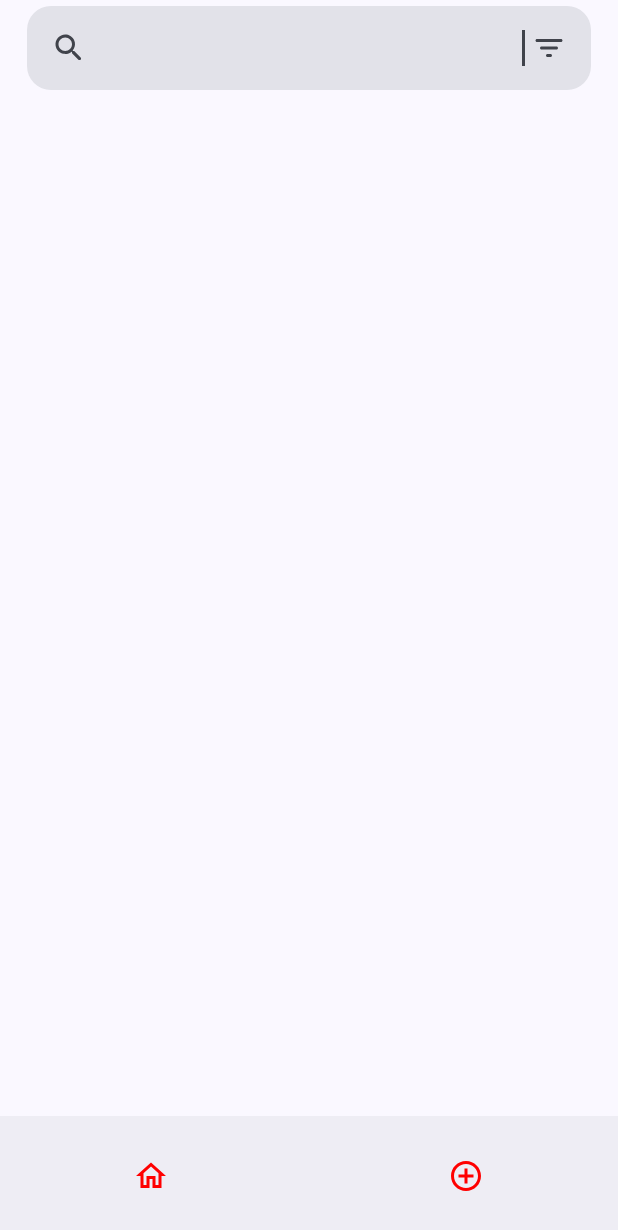
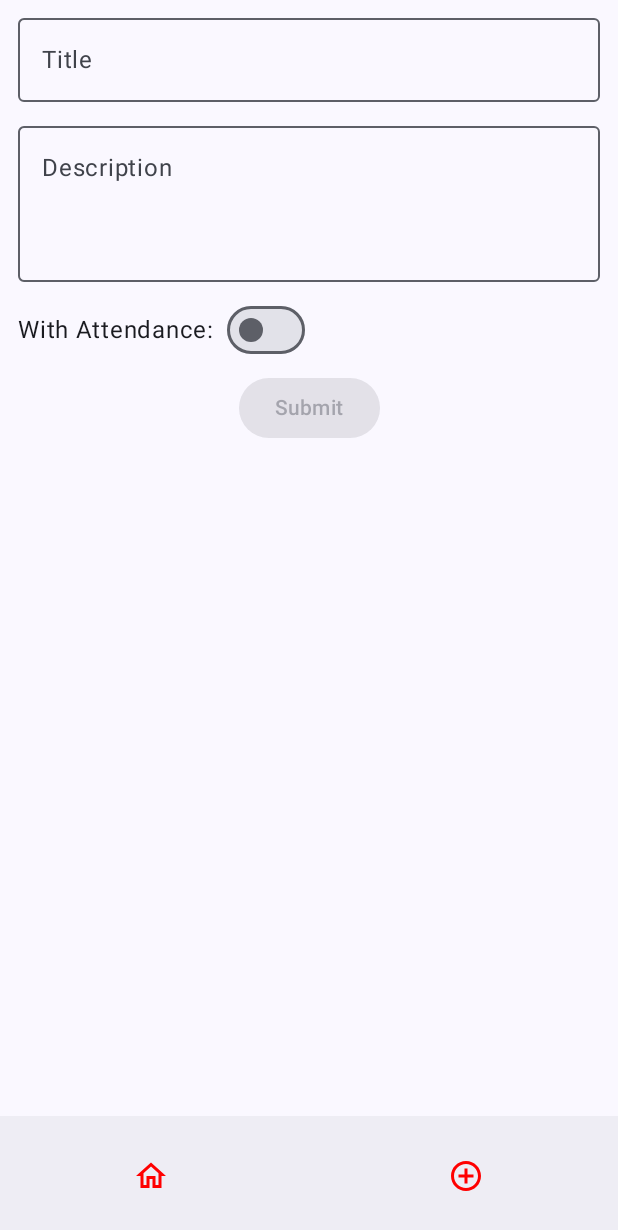
Before and after one commit to evops-sum25/evops-android, an Android app built with Jetpack Compose: the screen it shows after launch (MainActivity), item 2 of the bottom bar chosen, on a phone screen of 412 x 824 dp. Shown: the top 1230 px of the screen. Run offline under Robolectric (Android 15) with nearby library versions, the phone set to English and light mode, and no system bars; our stand-ins replace Dagger/Hilt's generated code, accompanist.

Commit message:
feat: add create event screen components and integrate navigation

```diff
--- a/app/src/main/java/com/example/evops/core/navigation/EvOpsNavGraph.kt
+++ b/app/src/main/java/com/example/evops/core/navigation/EvOpsNavGraph.kt
@@ -6,6 +6,7 @@ import androidx.navigation.NavHostController
 import androidx.navigation.compose.NavHost
 import androidx.navigation.compose.composable
 import androidx.navigation.navigation
+import com.example.evops.screens.createevent.presentation.CreateEventScreen
 import com.example.evops.screens.evendetails.presentation.EventDetailsScreen
 import com.example.evops.screens.eventlist.presentation.EventListScreen
 
@@ -29,5 +30,12 @@ fun EvOpsNavGraph(
                 EventDetailsScreen(navController = navController)
             }
         }
+        navigation<SubGraph.CreateEvent>(
+            startDestination = Destination.CreateEvent
+        ) {
+            composable<Destination.CreateEvent> {
+                CreateEventScreen()
+            }
+        }
     }
 }
--- a/app/src/main/java/com/example/evops/core/navigation/NavUtils.kt
+++ b/app/src/main/java/com/example/evops/core/navigation/NavUtils.kt
@@ -9,6 +9,9 @@ sealed class Destination {
 
     @Serializable
     data class EventDetails(val eventId: String) : Destination()
+
+    @Serializable
+    data object CreateEvent : Destination()
 }
 
 sealed class SubGraph {
--- a/app/src/main/java/com/example/evops/screens/createevent/presentation/CreateEventScreen.kt
+++ b/app/src/main/java/com/example/evops/screens/createevent/presentation/CreateEventScreen.kt
@@ -3,17 +3,18 @@ package com.example.evops.screens.createevent.presentation
 import androidx.compose.foundation.layout.Arrangement
 import androidx.compose.foundation.layout.Column
 import androidx.compose.foundation.layout.fillMaxSize
-import androidx.compose.material3.Button
-import androidx.compose.material3.Switch
-import androidx.compose.material3.Text
-import androidx.compose.material3.TextField
+import androidx.compose.foundation.layout.padding
 import androidx.compose.runtime.Composable
 import androidx.compose.runtime.collectAsState
 import androidx.compose.runtime.getValue
 import androidx.compose.ui.Alignment
 import androidx.compose.ui.Modifier
-import androidx.compose.ui.text.input.TextFieldValue
+import androidx.compose.ui.unit.dp
 import androidx.hilt.navigation.compose.hiltViewModel
+import com.example.evops.screens.createevent.presentation.components.DescriptionTextField
+import com.example.evops.screens.createevent.presentation.components.SubmitButton
+import com.example.evops.screens.createevent.presentation.components.TitleTextField
+import com.example.evops.screens.createevent.presentation.components.WithAttendanceSwitch
 
 @Composable
 fun CreateEventScreen(
@@ -21,24 +22,31 @@ fun CreateEventScreen(
     viewModel: CreateEventViewModel = hiltViewModel()
 ) {
     val formState by viewModel.formState.collectAsState()
+    val isSubmitButtonActive =
+        formState.title.isNotBlank() && formState.description.isNotBlank()
 
     Column(
         verticalArrangement = Arrangement.Top,
         horizontalAlignment = Alignment.CenterHorizontally,
-        modifier = modifier.fillMaxSize()
+        modifier = modifier
+            .padding(horizontal = 12.dp)
+            .fillMaxSize()
     ) {
-        TextField(
-            value = TextFieldValue(formState.title),
-            onValueChange = { viewModel.onEvent(CreateEventEvent.UpdateTitle(it.text)) }
+        TitleTextField(
+            title = formState.title,
+            onEvent = viewModel::onEvent,
+            modifier = Modifier.padding(vertical = 4.dp)
         )
-        TextField(
-            value = TextFieldValue(formState.description),
-            onValueChange = { viewModel.onEvent(CreateEventEvent.UpdateDescription(it.text)) }
+        DescriptionTextField(
+            description = formState.description,
+            onEvent = viewModel::onEvent,
+            modifier = Modifier.padding(vertical = 4.dp)
         )
-        Switch(
-            checked = formState.withAttendance,
-            onCheckedChange = { viewModel.onEvent(CreateEventEvent.UpdateWithAttendance(it)) }
+        WithAttendanceSwitch(
+            withAttendance = formState.withAttendance,
+            onEvent = viewModel::onEvent,
+            modifier = Modifier.padding(vertical = 4.dp)
         )
-        Button(onClick = { viewModel.onEvent(CreateEventEvent.SubmitEvent) }) { Text("Submit") }
+        SubmitButton(isActive = isSubmitButtonActive, onEvent = viewModel::onEvent)
     }
 }
--- /dev/null
+++ b/app/src/main/java/com/example/evops/screens/createevent/presentation/components/DescriptionTextField.kt
@@ -0,0 +1,43 @@
+package com.example.evops.screens.createevent.presentation.components
+
+import androidx.compose.foundation.layout.fillMaxWidth
+import androidx.compose.foundation.text.KeyboardOptions
+import androidx.compose.material3.OutlinedTextField
+import androidx.compose.material3.Text
+import androidx.compose.runtime.Composable
+import androidx.compose.runtime.getValue
+import androidx.compose.runtime.mutableStateOf
+import androidx.compose.runtime.remember
+import androidx.compose.runtime.setValue
+import androidx.compose.ui.Modifier
+import androidx.compose.ui.res.stringResource
+import androidx.compose.ui.text.input.ImeAction
+import androidx.compose.ui.text.input.TextFieldValue
+import com.example.evops.R
+import com.example.evops.screens.createevent.presentation.CreateEventEvent
+
+@Composable
+fun DescriptionTextField(
+    description: String,
+    onEvent: (CreateEventEvent) -> Unit,
+    modifier: Modifier = Modifier
+) {
+    var textFieldValue by remember { mutableStateOf(TextFieldValue(description)) }
+
+    OutlinedTextField(
+        value = textFieldValue,
+        onValueChange = {
+            textFieldValue = it
+            onEvent(CreateEventEvent.UpdateDescription(it.text))
+        },
+        label = { DescriptionLabel() },
+        minLines = 3,
+        keyboardOptions = KeyboardOptions(imeAction = ImeAction.Done),
+        modifier = modifier.fillMaxWidth()
+    )
+}
+
+@Composable
+private fun DescriptionLabel(modifier: Modifier = Modifier) {
+    Text(text = stringResource(R.string.description), modifier = modifier)
+}
--- /dev/null
+++ b/app/src/main/java/com/example/evops/screens/createevent/presentation/components/SubmitButton.kt
@@ -0,0 +1,24 @@
+package com.example.evops.screens.createevent.presentation.components
+
+import androidx.compose.material3.Button
+import androidx.compose.material3.Text
+import androidx.compose.runtime.Composable
+import androidx.compose.ui.Modifier
+import androidx.compose.ui.res.stringResource
+import com.example.evops.R
+import com.example.evops.screens.createevent.presentation.CreateEventEvent
+
+@Composable
+fun SubmitButton(
+    isActive: Boolean,
+    onEvent: (CreateEventEvent) -> Unit,
+    modifier: Modifier = Modifier
+) {
+    Button(
+        onClick = { onEvent(CreateEventEvent.SubmitEvent) },
+        enabled = isActive,
+        modifier = modifier
+    ) {
+        Text(text = stringResource(R.string.submit))
+    }
+}
--- /dev/null
+++ b/app/src/main/java/com/example/evops/screens/createevent/presentation/components/TitleTextField.kt
@@ -0,0 +1,44 @@
+package com.example.evops.screens.createevent.presentation.components
+
+import androidx.compose.foundation.layout.fillMaxWidth
+import androidx.compose.foundation.text.KeyboardActions
+import androidx.compose.foundation.text.KeyboardOptions
+import androidx.compose.material3.OutlinedTextField
+import androidx.compose.material3.Text
+import androidx.compose.runtime.Composable
+import androidx.compose.runtime.getValue
+import androidx.compose.runtime.mutableStateOf
+import androidx.compose.runtime.remember
+import androidx.compose.runtime.setValue
+import androidx.compose.ui.Modifier
+import androidx.compose.ui.res.stringResource
+import androidx.compose.ui.text.input.ImeAction
+import androidx.compose.ui.text.input.TextFieldValue
+import com.example.evops.R
+import com.example.evops.screens.createevent.presentation.CreateEventEvent
+
+@Composable
+fun TitleTextField(
+    title: String,
+    onEvent: (CreateEventEvent) -> Unit,
+    modifier: Modifier = Modifier
+) {
+    var textFieldValue by remember { mutableStateOf(TextFieldValue(title)) }
+
+    OutlinedTextField(
+        value = textFieldValue,
+        onValueChange = {
+            textFieldValue = it
+            onEvent(CreateEventEvent.UpdateTitle(it.text))
+        },
+        label = { TitleLabel() },
+        singleLine = true,
+        keyboardOptions = KeyboardOptions(imeAction = ImeAction.Next),
+        modifier = modifier.fillMaxWidth()
+    )
+}
+
+@Composable
+private fun TitleLabel(modifier: Modifier = Modifier) {
+    Text(text = stringResource(R.string.title), modifier = modifier)
+}
--- /dev/null
+++ b/app/src/main/java/com/example/evops/screens/createevent/presentation/components/WithAttendanceSwitch.kt
@@ -0,0 +1,36 @@
+package com.example.evops.screens.createevent.presentation.components
+
+import androidx.compose.foundation.layout.Arrangement
+import androidx.compose.foundation.layout.Row
+import androidx.compose.foundation.layout.Spacer
+import androidx.compose.foundation.layout.fillMaxWidth
+import androidx.compose.foundation.layout.size
+import androidx.compose.material3.Switch
+import androidx.compose.material3.Text
+import androidx.compose.runtime.Composable
+import androidx.compose.ui.Alignment
+import androidx.compose.ui.Modifier
+import androidx.compose.ui.unit.dp
+import com.example.evops.screens.createevent.presentation.CreateEventEvent
+
+@Composable
+fun WithAttendanceSwitch(
+    withAttendance: Boolean,
+    onEvent: (CreateEventEvent) -> Unit,
+    modifier: Modifier = Modifier
+) {
+    Row(
+        horizontalArrangement = Arrangement.Start,
+        verticalAlignment = Alignment.CenterVertically,
+        modifier = modifier.fillMaxWidth()
+    ) {
+        Text(text = "With Attendance:")
+
+        Spacer(modifier = Modifier.size(8.dp))
+
+        Switch(
+            checked = withAttendance,
+            onCheckedChange = { onEvent(CreateEventEvent.UpdateWithAttendance(it)) }
+        )
+    }
+}
--- a/app/src/main/java/com/example/evops/screens/eventlist/data/mappers/EventItemMapper.kt
+++ b/app/src/main/java/com/example/evops/screens/eventlist/data/mappers/EventItemMapper.kt
@@ -10,7 +10,6 @@ import java.time.LocalDate
 
 object EventItemMapper {
     fun EventListDto.toDomain(): List<EventItem> {
-        Log.d("DEBUG MAPPER", this.events.toString())
         return this.events.map { it.toDomain() }
     }
 
@@ -18,7 +17,7 @@ object EventItemMapper {
         id = this.id,
         title = this.title,
         eventPublisherData = this.author.toDomain(),
-        imageUrl = this.imageUrls.first(), // TODO("handle empty list")
+        imageUrl = this.imageUrls.firstOrNull() ?: "", // TODO("add default url")
         attendeesCount = 0u, // TODO("create default attendees count")
         place = "UI", // TODO("create default place")
         date = LocalDate.now(), // TODO("create default date")
--- a/app/src/main/res/values/strings.xml
+++ b/app/src/main/res/values/strings.xml
@@ -5,4 +5,7 @@
     <string name="description_disabled_attend_icon">disabled attend icon</string>
     <string name="event_details">Event Details</string>
     <string name="description_navigate_back_icon">Navigate Back Icon</string>
+    <string name="description">Description</string>
+    <string name="title">Title</string>
+    <string name="submit">Submit</string>
 </resources>
```
